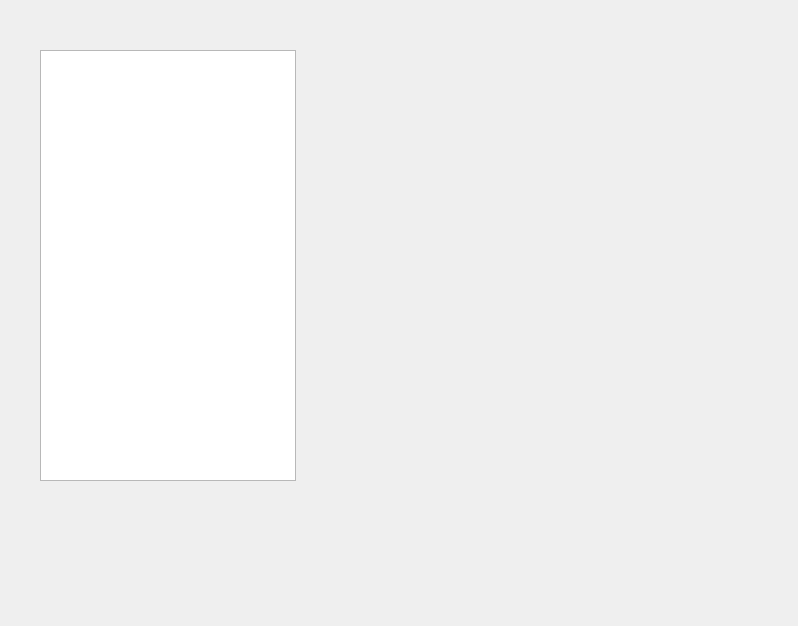
First picture: the form in pyranha/Gui/panel_widget.ui, repository 7ofNine/piranha, before the edit.
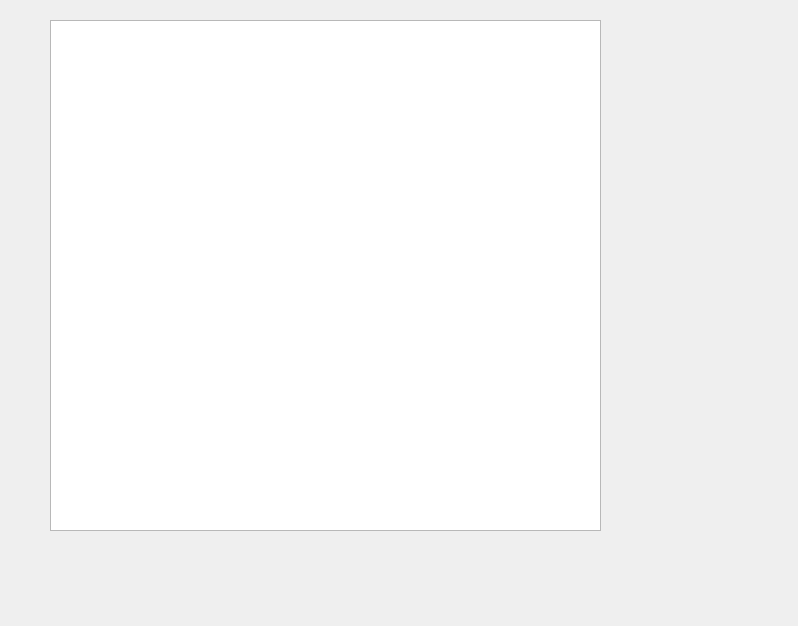
Second picture: the form after the edit.

Commit message: Turned listview into a treeview and some improvements to performance and overall design.

Diff of the .ui file:
```diff
--- a/pyranha/Gui/panel_widget.ui
+++ b/pyranha/Gui/panel_widget.ui
@@ -12,15 +12,24 @@
   <property name="windowTitle" >
    <string>Form</string>
   </property>
-  <widget class="QListView" name="series_list_view" >
+  <widget class="QTreeView" name="series_tree_view" >
    <property name="geometry" >
     <rect>
-     <x>40</x>
-     <y>50</y>
-     <width>256</width>
-     <height>431</height>
+     <x>50</x>
+     <y>20</y>
+     <width>551</width>
+     <height>511</height>
     </rect>
    </property>
+   <property name="rootIsDecorated" >
+    <bool>true</bool>
+   </property>
+   <property name="itemsExpandable" >
+    <bool>false</bool>
+   </property>
+   <property name="sortingEnabled" >
+    <bool>true</bool>
+   </property>
   </widget>
  </widget>
  <resources/>
```
The commit also changes 1 other file.
